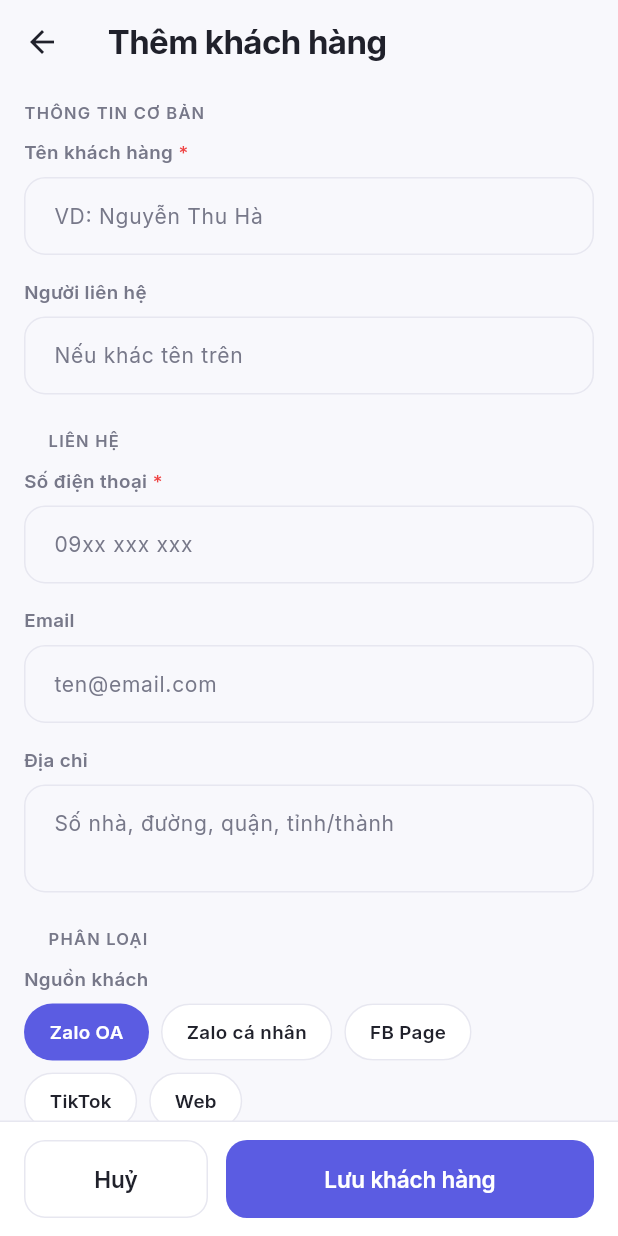
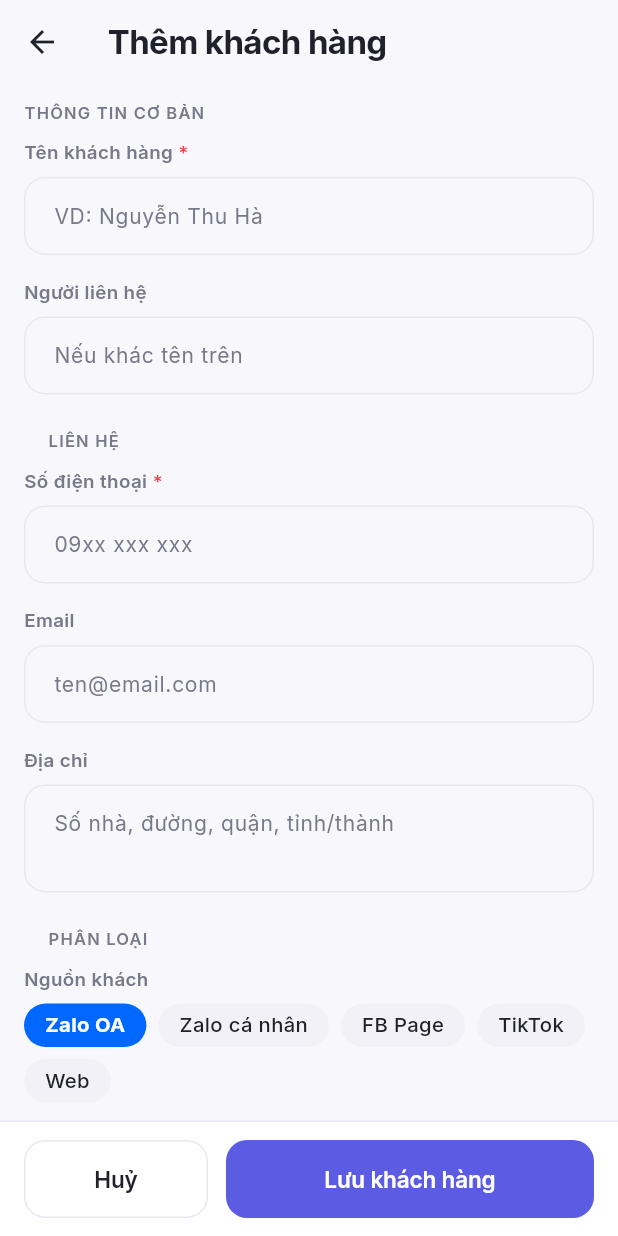
Before and after one commit to hoangthhe171527/omni-flow-app, a Flutter app: the CustomerFormPage screen opened directly, on a phone screen of 412 x 824 dp. Run offline on Flutter 3.47's test engine with Material 3 defaults, Android fonts, the phone set to English and light mode, and no system bars; our stand-ins replace dio, flutter_dotenv, flutter_riverpod, flutter_secure_storage, go_router, image_picker and 1 more; accounts and stored records are empty.

Commit message:
style(inbox): flatten the filter pills
The row above the list was the busiest thing on the screen. Each pill was an
outlined 38-tall box that carried its count in a SECOND pill nested inside it —
a chip within a chip — so a row of six read as a wall of boxes above an
otherwise calm list.

- No border. A soft fill when idle, solid blue when chosen; the shape alone now
  says which is active.
- The count is dimmed text beside the label rather than its own container. It
  qualifies the label; it was never a second thing to look at.
- Height down from 38 to ~30 via padding, and a zero count is dropped instead of
  rendering "0".
- The channel chips in the filter sheet get the same treatment, so both filter
  rows speak one visual language instead of an outlined chip beside a solid one.
- Both resolve against brightness, so neither goes flat in dark mode.

flutter analyze clean, 15 tests pass.

Co-Authored-By: Claude Opus 5 <noreply@anthropic.com>

```diff
--- a/lib/design/components/omni_pills.dart
+++ b/lib/design/components/omni_pills.dart
@@ -21,52 +21,56 @@ class OmniFilterPill extends StatelessWidget {
   @override
   Widget build(BuildContext context) {
     final scheme = Theme.of(context).colorScheme;
-    final foreground = selected ? scheme.onPrimary : scheme.onSurface;
+    final dark = Theme.of(context).brightness == Brightness.dark;
+
+    // Flat and light. It used to be an outlined 38-tall box with the count in a
+    // SECOND pill nested inside it — a chip within a chip, which is what made
+    // the filter row look cluttered and heavy above an otherwise calm list.
+    // Now: no border, a soft fill when idle, solid blue when chosen, and the
+    // count as plain dimmed text rather than its own container.
+    final background = selected
+        ? OmniColors.chatPrimary
+        : dark
+        ? Colors.white.withValues(alpha: 0.08)
+        : scheme.surfaceContainerHighest;
+    final foreground = selected
+        ? Colors.white
+        : dark
+        ? Colors.white.withValues(alpha: 0.85)
+        : scheme.onSurface;
 
     return Material(
-      color: selected ? scheme.primary : scheme.surface,
+      color: background,
       borderRadius: OmniRadius.pillAll,
+      clipBehavior: Clip.antiAlias,
       child: InkWell(
         onTap: onTap,
-        borderRadius: OmniRadius.pillAll,
-        child: Container(
-          height: 38,
-          padding: const EdgeInsets.symmetric(horizontal: OmniSpacing.lg),
-          decoration: BoxDecoration(
-            borderRadius: OmniRadius.pillAll,
-            border: Border.all(
-              color: selected ? Colors.transparent : scheme.outline,
-            ),
-          ),
+        child: Padding(
+          padding: const EdgeInsets.symmetric(horizontal: 14, vertical: 7),
           child: Row(
             mainAxisSize: MainAxisSize.min,
             children: [
               Text(
                 label,
                 style: OmniType.caption.copyWith(
+                  fontSize: 13.5,
+                  height: 1.1,
                   color: foreground,
-                  fontWeight: FontWeight.w600,
+                  fontWeight: selected ? FontWeight.w700 : FontWeight.w500,
                 ),
               ),
-              if (count != null) ...[
-                const SizedBox(width: OmniSpacing.sm),
-                Container(
-                  padding: const EdgeInsets.symmetric(
-                    horizontal: 7,
-                    vertical: 1,
-                  ),
-                  decoration: BoxDecoration(
-                    color: selected
-                        ? scheme.onPrimary.withValues(alpha: 0.22)
-                        : scheme.surfaceContainerHighest,
-                    borderRadius: OmniRadius.pillAll,
-                  ),
-                  child: Text(
-                    '$count',
-                    style: OmniType.micro.copyWith(
-                      color: foreground,
-                      fontFeatures: OmniType.tabular,
-                    ),
+              if (count != null && count! > 0) ...[
+                const SizedBox(width: 5),
+                Text(
+                  '$count',
+                  style: OmniType.caption.copyWith(
+                    fontSize: 13.5,
+                    height: 1.1,
+                    // Dimmed rather than boxed: the count qualifies the label, it
+                    // is not a second thing to look at.
+                    color: foreground.withValues(alpha: 0.6),
+                    fontWeight: FontWeight.w600,
+                    fontFeatures: OmniType.tabular,
                   ),
                 ),
               ],
```
Also changed, not shown: lib/modules/inbox/presentation/widgets/inbox_filter_bar.dart (+23 -11 lines).
